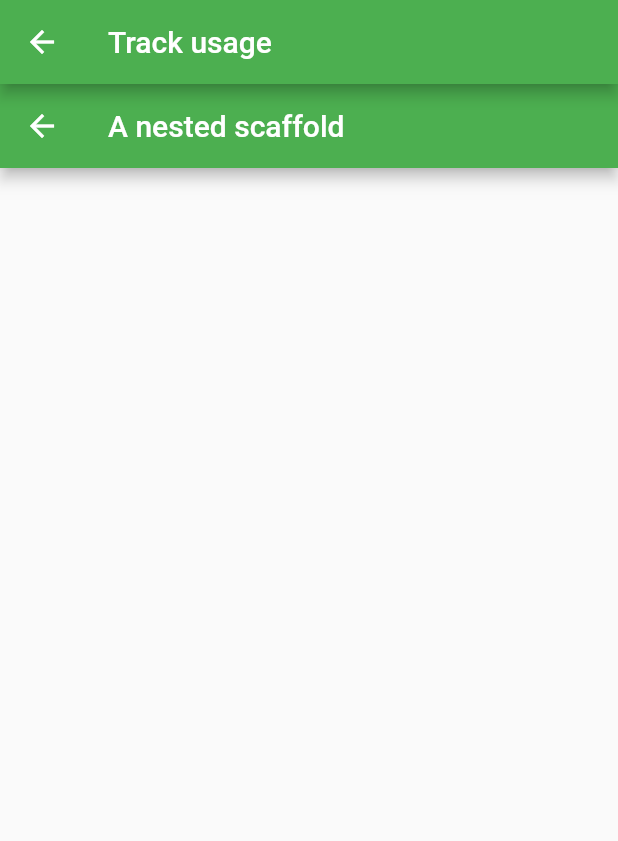
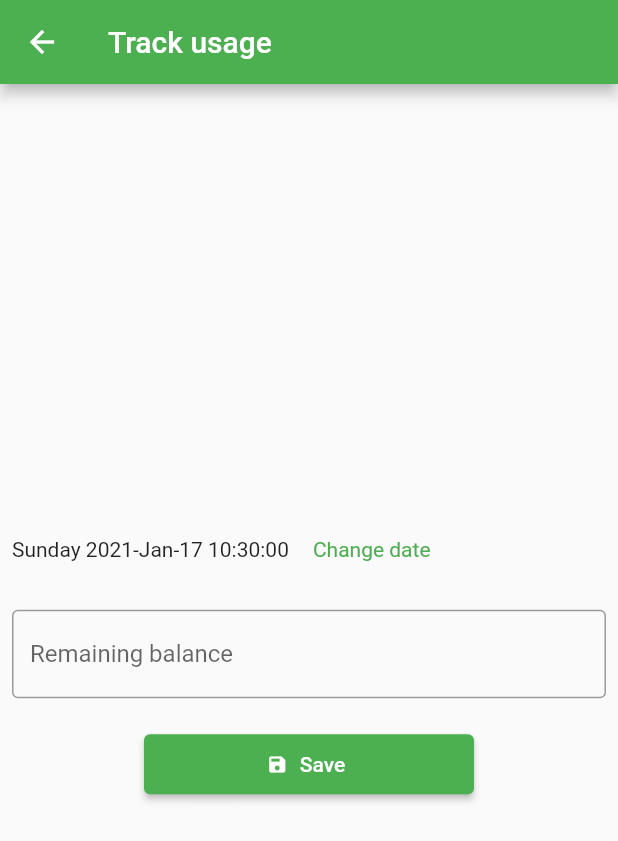
Before and after one commit to peculiaxyz/wasser, a Flutter app: the TrackUsageScreen screen opened by its route, on a phone screen of 412 x 824 dp. Shown: the top 841 px of the screen. Run offline on Flutter 3.47's test engine with Material 2 defaults, Android fonts, the phone set to English and light mode, and no system bars; our stand-ins replace cloud_firestore, firebase_core, fl_chart; accounts and stored records are empty.

Commit message:
add date picker on track screen

```diff
--- a/lib/models/models_proxy.dart
+++ b/lib/models/models_proxy.dart
@@ -1,2 +1,3 @@
 export 'water_usage.model.dart';
 export 'common.model.dart';
+export 'remaining_balance.model.dart';
--- /dev/null
+++ b/lib/models/remaining_balance.model.dart
@@ -0,0 +1,24 @@
+import 'package:cloud_firestore/cloud_firestore.dart';
+
+class RemainingBalanceModel {
+  String id;
+  double balance;
+  DateTime dateRecorded;
+
+  RemainingBalanceModel({this.id, this.balance, this.dateRecorded});
+
+  static DateTime convertTmStampToDate(Timestamp tmstamp) {
+    return tmstamp.toDate();
+  }
+
+  factory RemainingBalanceModel.fromJson(Map<String, dynamic> jsonData) {
+    return RemainingBalanceModel(
+        id: jsonData["id"],
+        balance: jsonData["usage"],
+        dateRecorded: convertTmStampToDate(jsonData["dateRecorded"] as Timestamp));
+  }
+
+  Map<String, dynamic> toJson() {
+    return {"id": id, "balance": balance, "dateRecorded": dateRecorded};
+  }
+}
--- a/lib/screens/track.screen.dart
+++ b/lib/screens/track.screen.dart
@@ -1,10 +1,72 @@
 import 'package:flutter/material.dart';
+import 'package:wasser/models/models_proxy.dart';
+import 'package:wasser/services/services_proxy.dart';
 import 'package:wasser/widgets/widgets.dart';
+import 'package:intl/intl.dart';
 
-class TrackUsageScreen extends StatelessWidget {
+class TrackUsageScreen extends StatefulWidget {
   final void Function(BuildContext context, int idx) navigator;
 
   TrackUsageScreen({this.navigator});
+
+  @override
+  _TrackUsageScreenState createState() => _TrackUsageScreenState();
+}
+
+class _TrackUsageScreenState extends State<TrackUsageScreen> {
+  final _formKey = GlobalKey<FormState>();
+
+  final _usageService = WaterUsageDataService();
+
+  final _sizedBoxSpace = SizedBox(
+    height: 16,
+  );
+
+  DateTime _dateRecorded = DateTime.now();
+
+  double _remainingBalance = 0;
+
+  String _validateRemainingBalance(String balance) {
+    if (balance != null && balance.isNotEmpty && double.tryParse(balance) != null) return null;
+    return "Please enter the correct number of litres";
+  }
+
+  void _onSaveUsageData() async {
+    try {
+      if (!_formKey.currentState.validate()) return;
+      var data = RemainingBalanceModel(balance: _remainingBalance, dateRecorded: _dateRecorded);
+      // await _usageService.saveRemainingWaterBalance(data);
+      _remainingBalance = 0;
+
+      print("Water balance saved");
+    } on Exception catch (e) {
+      // TODO
+    }
+  }
+
+  Future<void> _selectDate(BuildContext context) async {
+    final DateTime selectedDate = await showDatePicker(
+        context: context,
+        initialDate: _dateRecorded,
+        firstDate: _dateRecorded.subtract(Duration(days: 365)),
+        lastDate: _dateRecorded);
+    if (selectedDate != null && selectedDate != _dateRecorded)
+      setState(() {
+        _dateRecorded = selectedDate;
+      });
+  }
+
+  _onBalanceChanged(BuildContext context, String val) {
+    if (_formKey.currentState.validate()) {
+      setState(() {
+        _remainingBalance = double.parse(val);
+      });
+    }
+  }
+
+  String humanReadableDate(DateTime dt) {
+    return DateFormat("EEEE yyyy-MMM-dd HH:mm:ss").format(dt);
+  }
 
   @override
   Widget build(BuildContext context) {
@@ -12,8 +74,60 @@ class TrackUsageScreen extends StatelessWidget {
       appBar: AppBar(
         title: Text("Track usage"),
       ),
-      body: Scaffold(
-        appBar: AppBar(title: Text("A nested scaffold")),
+      body: Form(
+        key: _formKey,
+        child: Column(
+          mainAxisAlignment: MainAxisAlignment.center,
+          children: [
+            Row(
+              mainAxisAlignment: MainAxisAlignment.start,
+              children: [
+                Padding(
+                  padding: const EdgeInsets.all(8.0),
+                  child: Text("${humanReadableDate(_dateRecorded)}"),
+                ),
+                Padding(
+                  padding: const EdgeInsets.all(8.0),
+                  child: InkWell(
+                    child: Text(
+                      "Change date",
+                      style: TextStyle(color: Theme.of(context).accentColor),
+                    ),
+                    onTap: () => _selectDate(context),
+                  ),
+                )
+              ],
+            ),
+            _sizedBoxSpace,
+            Padding(
+              padding: const EdgeInsets.all(8.0),
+              child: TextFormField(
+                decoration: InputDecoration(
+                  border: const OutlineInputBorder(),
+                  hintText: 'Enter the remaining balance in litres',
+                  labelText: 'Remaining balance',
+                ),
+                maxLines: 1,
+                keyboardType: TextInputType.number,
+                validator: _validateRemainingBalance,
+                onChanged: (val) => _onBalanceChanged(context, val),
+              ),
+            ),
+            _sizedBoxSpace,
+            Container(
+              height: 40,
+              width: 220,
+              child: ElevatedButton.icon(
+                label: Text("Save"),
+                icon: Icon(
+                  Icons.save,
+                  size: 14,
+                ),
+                onPressed: () => _onSaveUsageData(),
+              ),
+            )
+          ],
+        ),
       ),
     );
   }
--- a/lib/services/water_usage.service.dart
+++ b/lib/services/water_usage.service.dart
@@ -1,4 +1,5 @@
 import 'package:cloud_firestore/cloud_firestore.dart';
+import 'package:wasser/models/models_proxy.dart';
 
 class WaterUsageDataService {
   final CollectionReference _dbUsageRef = FirebaseFirestore.instance.collection('waterusage');
@@ -6,6 +7,17 @@ class WaterUsageDataService {
   /// Last 7 days usage info
   Stream<QuerySnapshot> getRecentUsageInfo() {
     return _dbUsageRef.snapshots();
+  }
+
+  Future<GenericOperationResult> saveRemainingWaterBalance(RemainingBalanceModel data) async {
+    try {
+      DocumentReference docRef = await _dbUsageRef.add(data.toJson());
+      await docRef.update({"id": docRef.id});
+      return Future.value(GenericOperationResult.success(successMessage: "Balance record successully created"));
+    } catch (e) {
+      print("Remaining balance persistence error $e");
+      return Future.value(GenericOperationResult.failed());
+    }
   }
 
   // /// Create a new user profile cloud firestore record or update existing
--- a/pubspec.yaml
+++ b/pubspec.yaml
@@ -31,6 +31,7 @@ dependencies:
   # Use with the CupertinoIcons class for iOS style icons.
   cupertino_icons: ^1.0.1
   fl_chart: ^0.12.2
+  intl: ^0.16.1
 
 dev_dependencies:
   flutter_test:
```
Also changed, not shown: pubspec.lock.
